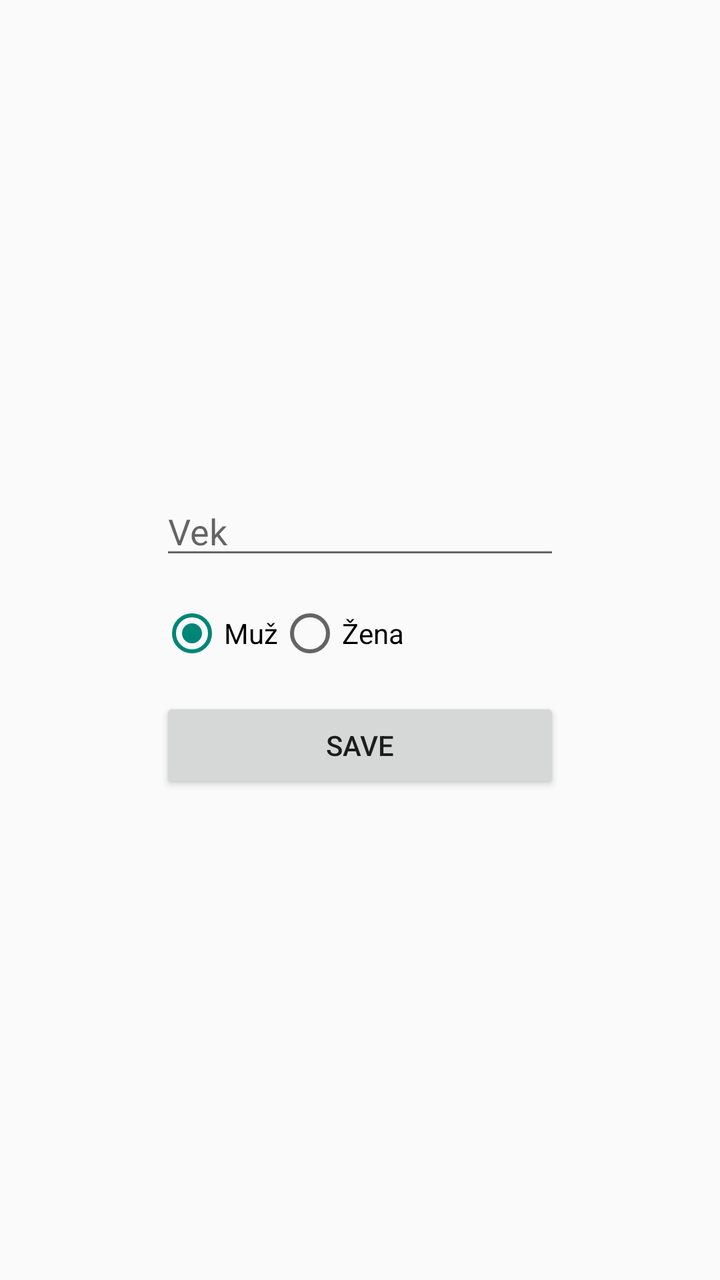
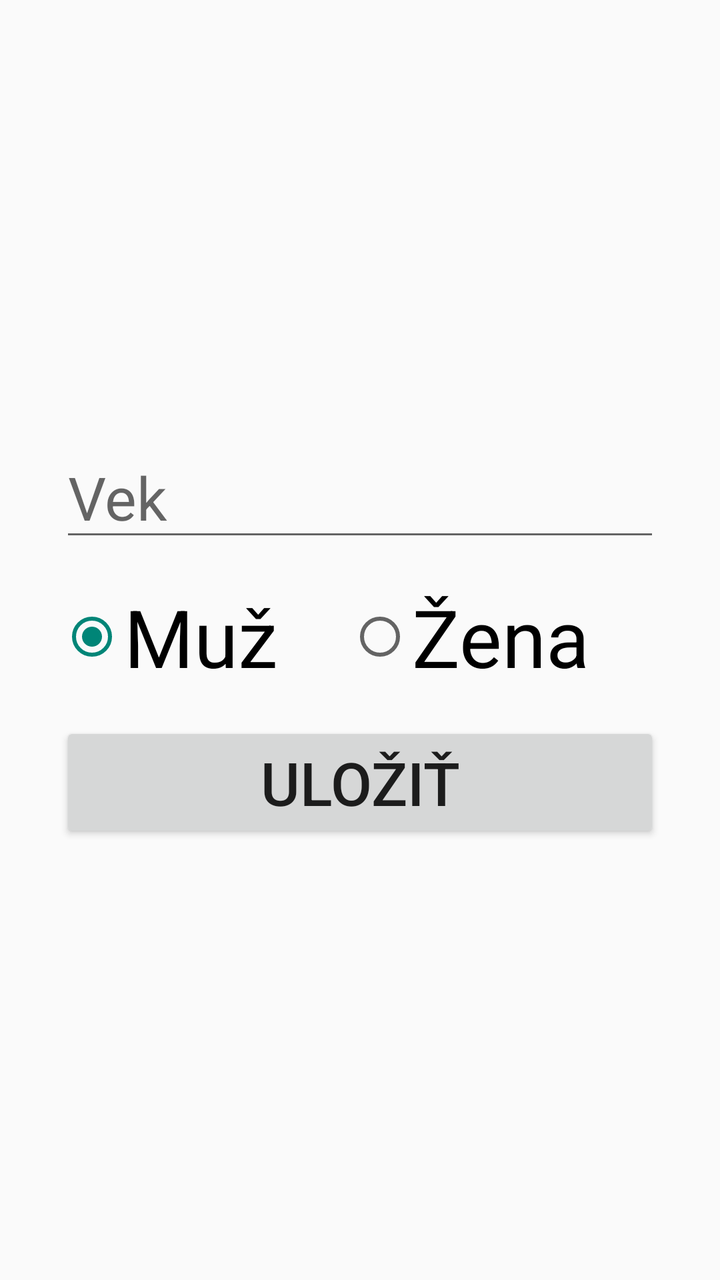

Screens rendered from an Android XML layout before and after an edit, with the pre-edit source and the edit as a unified diff.
<!-- AndroidManifest.xml: application theme Theme.DiagnosticApp -->
<!-- res/layout/activity_patient_info.xml -->
<?xml version="1.0" encoding="utf-8"?>
<LinearLayout xmlns:android="http://schemas.android.com/apk/res/android"
    android:layout_width="match_parent"
    android:layout_height="match_parent"
    android:orientation="vertical"
    android:padding="16dp"
    android:gravity="center">

    
    <EditText
        android:id="@+id/et_age"
        android:layout_width="200dp"
        android:layout_height="wrap_content"
        android:hint="Vek"
        android:inputType="number"
        android:layout_marginBottom="16dp"/>

    
    <RadioGroup
        android:id="@+id/radioSexGroup"
        android:layout_width="200dp"
        android:layout_height="wrap_content"
        android:orientation="horizontal"
        android:layout_marginBottom="16dp">

        <RadioButton
            android:id="@+id/radioMale"
            android:layout_width="wrap_content"
            android:layout_height="wrap_content"
            android:text="Muž"
            android:checked="true" />

        <RadioButton
            android:id="@+id/radioFemale"
            android:layout_width="wrap_content"
            android:layout_height="wrap_content"
            android:text="Žena" />

    </RadioGroup>

    
    <Button
        android:id="@+id/btn_save"
        android:layout_width="200dp"
        android:layout_height="wrap_content"
        android:text="Save"
        android:onClick="saveDataAndClose" />

</LinearLayout>
<!-- resources referenced by this layout -->
<resources>
  <style name="Theme.DiagnosticApp" parent="Theme.AppCompat.Light.NoActionBar" />
</resources>

<!-- the commit's change to res/layout/activity_patient_info.xml (unified diff, before → after) -->
@@ -9,8 +9,9 @@
     
     <EditText
         android:id="@+id/et_age"
-        android:layout_width="200dp"
+        android:layout_width="300dp"
         android:layout_height="wrap_content"
+        android:textSize="30sp"
         android:hint="Vek"
         android:inputType="number"
         android:layout_marginBottom="16dp"/>
@@ -18,7 +19,7 @@
     
     <RadioGroup
         android:id="@+id/radioSexGroup"
-        android:layout_width="200dp"
+        android:layout_width="300dp"
         android:layout_height="wrap_content"
         android:orientation="horizontal"
         android:layout_marginBottom="16dp">
@@ -27,6 +28,8 @@
             android:id="@+id/radioMale"
             android:layout_width="wrap_content"
             android:layout_height="wrap_content"
+            android:layout_weight="1"
+            android:textSize="40sp"
             android:text="Muž"
             android:checked="true" />
 
@@ -34,6 +37,8 @@
             android:id="@+id/radioFemale"
             android:layout_width="wrap_content"
             android:layout_height="wrap_content"
+            android:layout_weight="1"
+            android:textSize="40sp"
             android:text="Žena" />
 
     </RadioGroup>
@@ -41,9 +46,10 @@
     
     <Button
         android:id="@+id/btn_save"
-        android:layout_width="200dp"
+        android:layout_width="300dp"
         android:layout_height="wrap_content"
-        android:text="Save"
+        android:textSize="30sp"
+        android:text="Uložiť"
         android:onClick="saveDataAndClose" />
 
 </LinearLayout>
